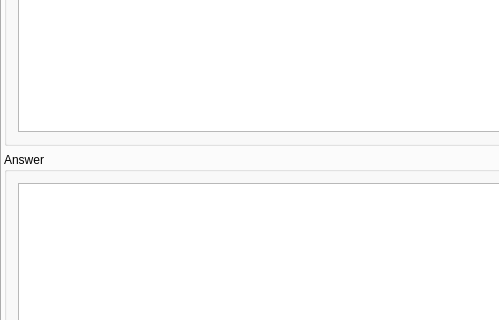
Above: GonzalesApp/ui/mainwindow.ui from szymonpi/Gonzales before the change; both pictures show x 0 to 499 and y 96 to 416 of the 646 by 535 pixel window. Below: the same form after it.
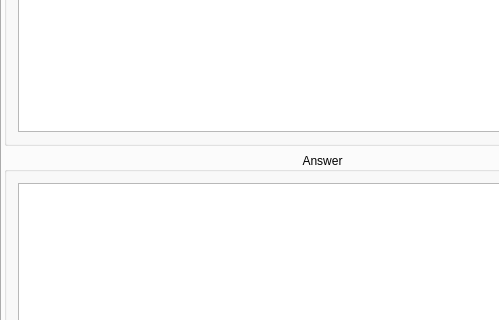
That is the form after the change. The open tabs and pages were chosen to show the change. Icons and pictures are not drawn.

The edit to the form file:
```diff
--- a/GonzalesApp/ui/mainwindow.ui
+++ b/GonzalesApp/ui/mainwindow.ui
@@ -130,6 +130,15 @@
             <property name="title">
              <string>Answer</string>
             </property>
+            <property name="alignment">
+             <set>Qt::AlignCenter</set>
+            </property>
+            <property name="flat">
+             <bool>false</bool>
+            </property>
+            <property name="checkable">
+             <bool>false</bool>
+            </property>
             <layout class="QVBoxLayout" name="verticalLayout_2">
              <item>
               <widget class="QTextEdit" name="textEditAnswer">
```
Left out of the diff: 2 changed lines with no effect on the pictures.
